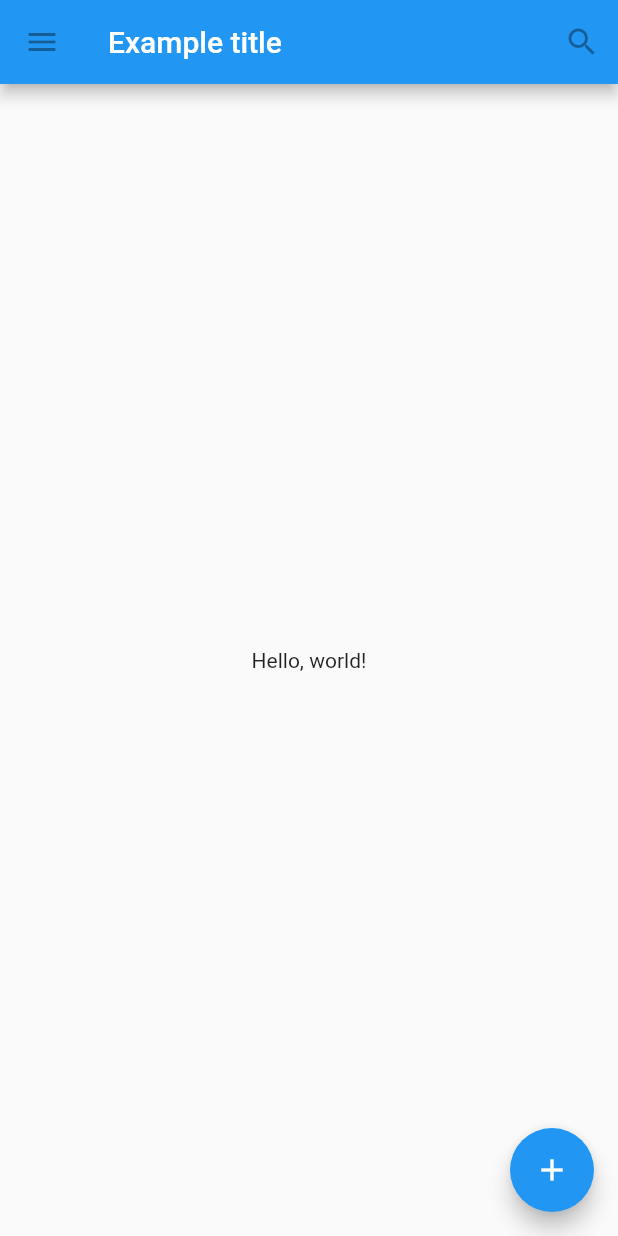
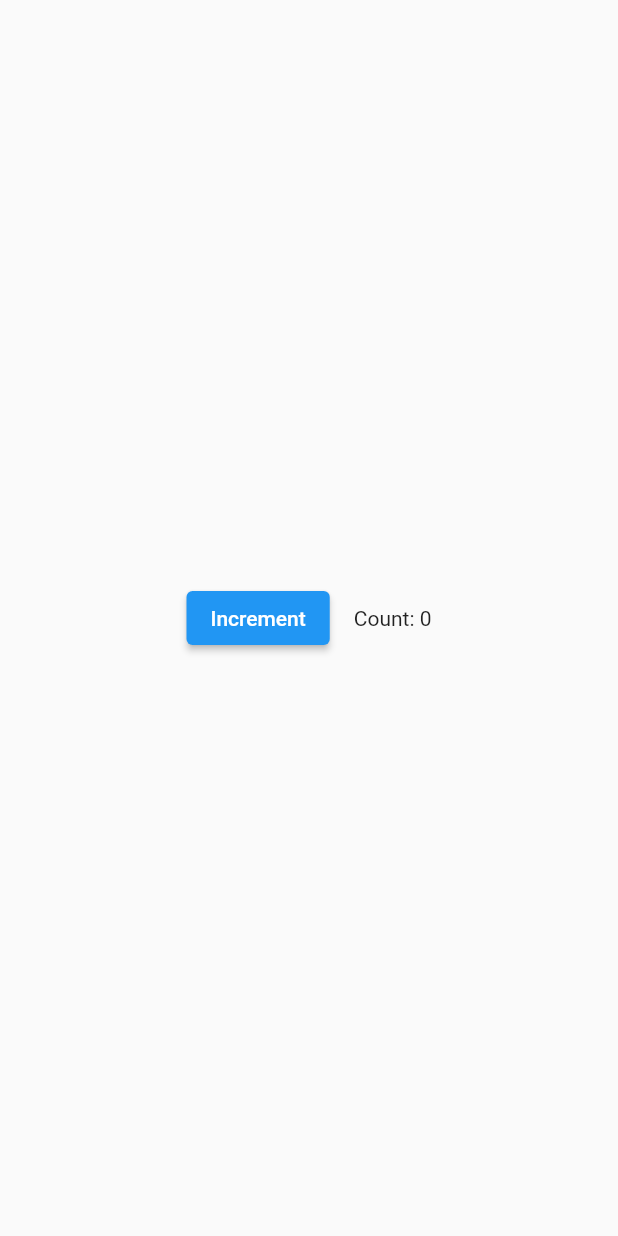
Before and after one commit to himanushi/music-app, a Flutter app: the screen it shows after launch, on a phone screen of 412 x 824 dp. Run offline on Flutter 3.47's test engine with Material 2 defaults, Android fonts, the phone set to English and light mode, and no system bars.

```diff
--- a/lib/main.dart
+++ b/lib/main.dart
@@ -1,46 +1,64 @@
 import 'package:flutter/material.dart';
+
+class Counter extends StatefulWidget {
+  // This class is the configuration for the state.
+  // It holds the values (in this case nothing) provided
+  // by the parent and used by the build  method of the
+  // State. Fields in a Widget subclass are always marked
+  // "final".
+
+  const Counter({Key? key}) : super(key: key);
+
+  @override
+  _CounterState createState() => _CounterState();
+}
+
+class _CounterState extends State<Counter> {
+  int _counter = 0;
+
+  void _increment() {
+    setState(() {
+      // This call to setState tells the Flutter framework
+      // that something has changed in this State, which
+      // causes it to rerun the build method below so that
+      // the display can reflect the updated values. If you
+      // change _counter without calling setState(), then
+      // the build method won't be called again, and so
+      // nothing would appear to happen.
+      _counter++;
+    });
+  }
+
+  @override
+  Widget build(BuildContext context) {
+    // This method is rerun every time setState is called,
+    // for instance, as done by the _increment method above.
+    // The Flutter framework has been optimized to make
+    // rerunning build methods fast, so that you can just
+    // rebuild anything that needs updating rather than
+    // having to individually changes instances of widgets.
+    return Row(
+      mainAxisAlignment: MainAxisAlignment.center,
+      children: <Widget>[
+        ElevatedButton(
+          onPressed: _increment,
+          child: const Text('Increment'),
+        ),
+        const SizedBox(width: 16),
+        Text('Count: $_counter'),
+      ],
+    );
+  }
+}
 
 void main() {
   runApp(
     const MaterialApp(
-      title: 'Flutter Tutorial',
-      home: TutorialHome(),
+      home: Scaffold(
+        body: Center(
+          child: Counter(),
+        ),
+      ),
     ),
   );
 }
-
-class TutorialHome extends StatelessWidget {
-  const TutorialHome({Key? key}) : super(key: key);
-
-  @override
-  Widget build(BuildContext context) {
-    // Scaffold is a layout for
-    // the major Material Components.
-    return Scaffold(
-      appBar: AppBar(
-        leading: const IconButton(
-          icon: Icon(Icons.menu),
-          tooltip: 'Navigation menu',
-          onPressed: null,
-        ),
-        title: const Text('Example title'),
-        actions: const [
-          IconButton(
-            icon: Icon(Icons.search),
-            tooltip: 'Search',
-            onPressed: null,
-          ),
-        ],
-      ),
-      // body is the majority of the screen.
-      body: const Center(
-        child: Text('Hello, world!'),
-      ),
-      floatingActionButton: const FloatingActionButton(
-        tooltip: 'Add', // used by assistive technologies
-        child: Icon(Icons.add),
-        onPressed: null,
-      ),
-    );
-  }
-}
```
